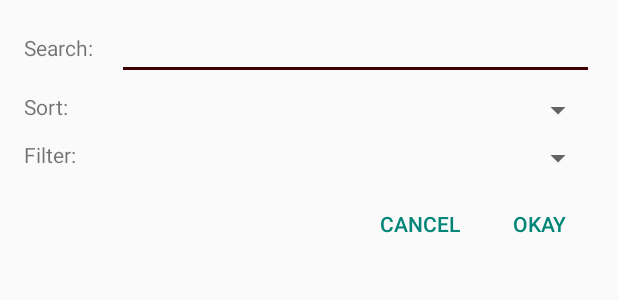
After one commit to adhi1419/android-backstage-app, an Android app: the layout filter_popup_database.xml on its own in the app's theme, with its tools: preview values and no code run, on a phone screen of 412 x 824 dp. The commit adds this screen. Shown: the top 300 px of the screen. Run offline under Robolectric (Android 15) with nearby library versions, the phone set to English and light mode, and no system bars.

Commit message:
Quark Final

```diff
--- a/app/build.gradle
+++ b/app/build.gradle
@@ -33,6 +33,7 @@ dependencies {
     compile 'me.dm7.barcodescanner:zbar:1.8.4'
 
     testCompile 'junit:junit:4.12'
+    compile 'io.github.luizgrp.sectionedrecyclerviewadapter:sectionedrecyclerviewadapter:1.0.4'
     compile 'com.google.android.gms:play-services-appindexing:9.2.1'
     compile 'com.android.support.constraint:constraint-layout:1.0.0-alpha8'
 }
--- a/app/src/main/java/com/adhi/backstage/MainActivity.java
+++ b/app/src/main/java/com/adhi/backstage/MainActivity.java
@@ -22,6 +22,7 @@ import com.adhi.backstage.com.adhi.backstage.fragments.About;
 import com.adhi.backstage.com.adhi.backstage.fragments.Events;
 import com.adhi.backstage.com.adhi.backstage.fragments.HomeFragment;
 import com.adhi.backstage.com.adhi.backstage.fragments.Inventory;
+import com.adhi.backstage.com.adhi.backstage.fragments.Items;
 import com.adhi.backstage.com.adhi.backstage.fragments.Members;
 import com.adhi.backstage.com.adhi.backstage.fragments.Profile;
 import com.google.android.gms.appindexing.Action;
@@ -131,6 +132,10 @@ public class MainActivity extends AppCompatActivity {
                 fragment = new Members();
                 title = getString(R.string.title_members);
                 break;
+            case R.id.items:
+                fragment = new Items();
+                title = getString(R.string.title_items);
+                break;
             case R.id.inventory:
                 fragment = new Inventory();
                 title = getString(R.string.title_inventory);
--- a/app/src/main/java/com/adhi/backstage/com/adhi/backstage/fragments/Events.java
+++ b/app/src/main/java/com/adhi/backstage/com/adhi/backstage/fragments/Events.java
@@ -193,6 +193,7 @@ public class Events extends Fragment {
                             ds.child("end").getValue().toString(), ds.child("place").getValue().toString());
                     eItem.key = ds.getKey();
                     eItemList.add(eItem);
+                    Collections.reverse(eItemList);
                 }
                 mAdapter.notifyDataSetChanged();
             }
--- a/app/src/main/java/com/adhi/backstage/com/adhi/backstage/fragments/Inventory.java
+++ b/app/src/main/java/com/adhi/backstage/com/adhi/backstage/fragments/Inventory.java
@@ -27,7 +27,6 @@ import android.widget.EditText;
 import android.widget.LinearLayout;
 import android.widget.Spinner;
 import android.widget.TextView;
-import android.widget.Toast;
 
 import com.adhi.backstage.R;
 import com.adhi.backstage.com.adhi.backstage.cardlist.EventsItem;
@@ -93,6 +92,8 @@ public class Inventory extends Fragment {
                     eItem.key = ds.getKey();
                     eItemList.add(eItem);
                 }
+                Collections.reverse(eItemList);
+                Collections.reverse(eventList);
             }
 
             @Override
--- /dev/null
+++ b/app/src/main/res/drawable/backstage_logo.xml
@@ -0,0 +1,4 @@
+<bitmap xmlns:android="http://schemas.android.com/apk/res/android"
+    android:src="@drawable/backstage_logo_image"
+    android:alpha="50">
+</bitmap>
--- /dev/null
+++ b/app/src/main/res/layout/filter_popup_database.xml
@@ -0,0 +1,101 @@
+<?xml version="1.0" encoding="utf-8"?>
+<LinearLayout xmlns:android="http://schemas.android.com/apk/res/android"
+    android:layout_width="match_parent"
+    android:layout_height="match_parent"
+    android:orientation="vertical">
+
+    <LinearLayout
+        android:layout_width="match_parent"
+        android:layout_height="wrap_content"
+        android:orientation="horizontal"
+        android:paddingLeft="16dp"
+        android:paddingRight="16dp"
+        android:paddingTop="8dp">
+
+        <TextView
+            android:layout_width="wrap_content"
+            android:layout_height="wrap_content"
+            android:text="Search:" />
+
+        <EditText
+            android:id="@+id/database_search"
+            android:layout_width="match_parent"
+            android:layout_height="wrap_content"
+            android:layout_marginLeft="16dp" />
+    </LinearLayout>
+
+    <LinearLayout
+        android:layout_width="match_parent"
+        android:layout_height="wrap_content"
+        android:orientation="horizontal"
+        android:paddingLeft="16dp"
+        android:paddingRight="16dp"
+        android:paddingTop="8dp">
+
+        <TextView
+            android:layout_width="wrap_content"
+            android:layout_height="wrap_content"
+            android:text="Sort:" />
+
+        <Spinner
+            android:id="@+id/spinner_sort_database"
+            android:layout_width="match_parent"
+            android:layout_height="wrap_content"
+            android:layout_marginLeft="24dp" />
+
+    </LinearLayout>
+
+    <LinearLayout
+        android:layout_width="match_parent"
+        android:layout_height="wrap_content"
+        android:orientation="horizontal"
+        android:paddingLeft="16dp"
+        android:paddingRight="16dp"
+        android:paddingTop="8dp">
+
+        <TextView
+            android:layout_width="wrap_content"
+            android:layout_height="wrap_content"
+            android:text="Filter:" />
+
+        <Spinner
+            android:id="@+id/spinner_filter_database"
+            android:layout_width="match_parent"
+            android:layout_height="wrap_content"
+            android:layout_marginLeft="24dp" />
+
+    </LinearLayout>
+
+    <RelativeLayout
+        android:layout_width="wrap_content"
+        android:layout_height="wrap_content"
+        android:layout_gravity="left"
+        android:orientation="horizontal"
+        android:paddingBottom="8dp"
+        android:paddingLeft="16dp"
+        android:paddingTop="8dp">
+
+        <Button
+            android:id="@+id/btn_popup_cancel"
+            style="@style/Base.Widget.AppCompat.Button.Borderless.Colored"
+            android:layout_width="wrap_content"
+            android:layout_height="wrap_content"
+            android:layout_toLeftOf="@+id/btn_popup_okay"
+            android:padding="-8dp"
+            android:text="Cancel"
+            android:textColor="@color/accent_material_light" />
+
+        <Button
+            android:id="@+id/btn_popup_okay"
+            style="@style/Base.Widget.AppCompat.Button.Borderless.Colored"
+            android:layout_width="wrap_content"
+            android:layout_height="wrap_content"
+            android:layout_alignParentEnd="true"
+            android:layout_alignParentRight="true"
+            android:padding="-8dp"
+            android:paddingRight="16dp"
+            android:text="Okay"
+            android:textColor="@color/accent_material_light" />
+
+    </RelativeLayout>
+</LinearLayout>
--- a/app/src/main/res/menu/menu_navigation.xml
+++ b/app/src/main/res/menu/menu_navigation.xml
@@ -12,6 +12,9 @@
         <item
             android:id="@+id/members"
             android:title="@string/title_members" />
+        <item
+            android:id="@+id/items"
+            android:title="@string/title_items" />
         <item
             android:id="@+id/inventory"
             android:title="@string/title_inventory" />
--- a/app/src/main/res/values/strings.xml
+++ b/app/src/main/res/values/strings.xml
@@ -7,6 +7,7 @@
     <string name="title_members">Members</string>
     <string name="title_inventory">Inventory</string>
     <string name="title_about">About</string>
+    <string name="title_items">Items</string>
     <string name="title_profile">Profile</string>
     <string-array name="sort_categories">
         <item>Date</item>
@@ -14,5 +15,9 @@
         <item>Returned</item>
         <item>Item</item>
     </string-array>
+    <string-array name="sort_categories_database">
+        <item>Barcode</item>
+        <item>Type</item>
+    </string-array>
 
 </resources>
```
Also changed, not shown: app/src/main/java/com/adhi/backstage/com/adhi/backstage/cardlist/DatabaseItem.java (added, +32 -0 lines), app/src/main/java/com/adhi/backstage/com/adhi/backstage/cardlist/DatabaseItemCardArrayAdapter.java (added, +118 -0 lines), app/src/main/java/com/adhi/backstage/com/adhi/backstage/fragments/Items.java (added, +210 -0 lines), app/src/main/java/com/adhi/backstage/com/adhi/backstage/zbar/SimpleScannerActivity.java (+7 -19 lines), app/src/main/res/layout/activity_login_screen.xml (+6 -9 lines), app/src/main/res/layout/fragment_items.xml (added, +22 -0 lines), app/src/main/res/layout/list_item_card_items.xml (added, +45 -0 lines), app/src/main/res/drawable-xhdpi/backstage_logo_image.png (added).
